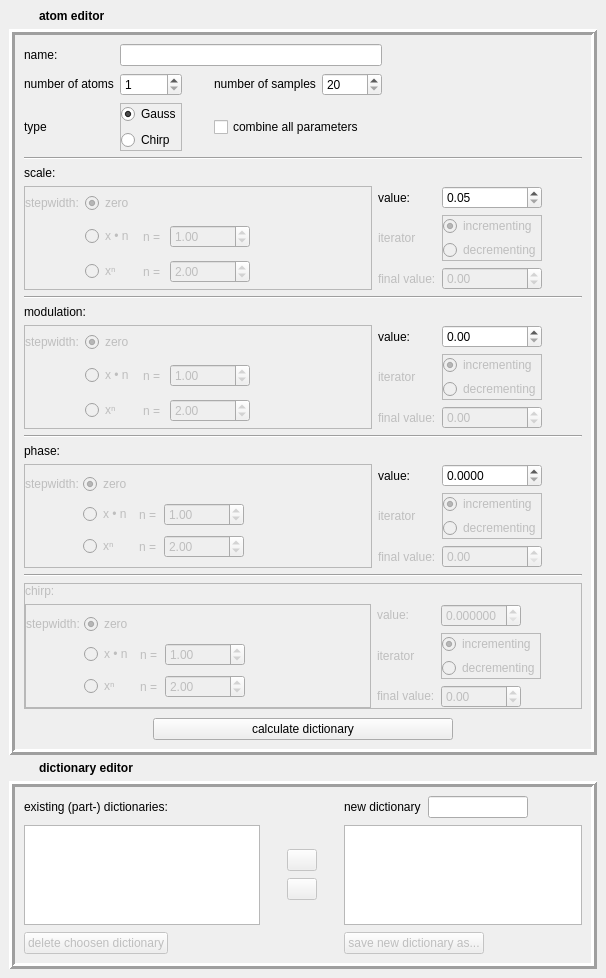
Old version of the form examples/matchingPursuit/editorwindow.ui in the repository mne-tools/mne-cpp.
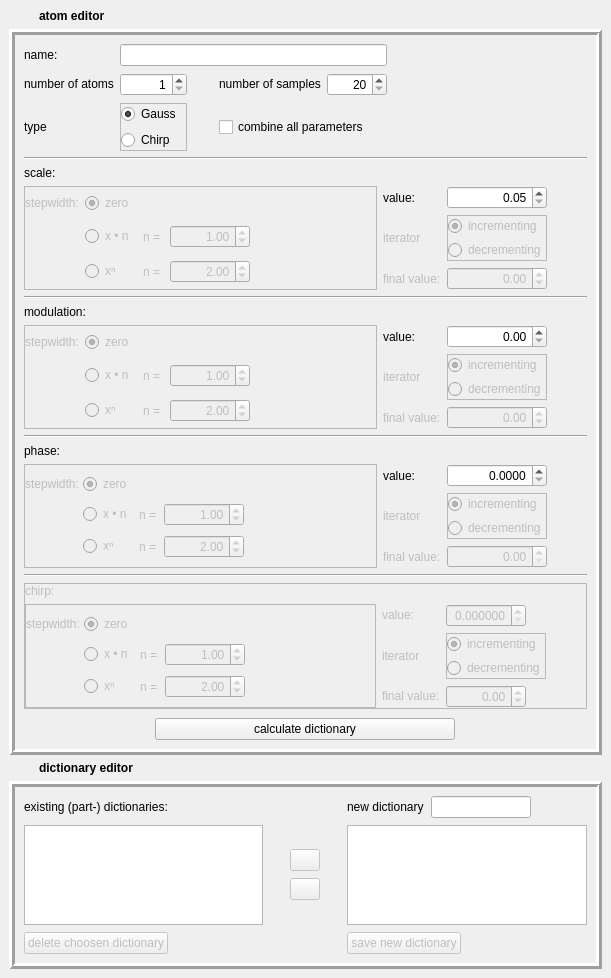
New version of the form. Icons and pictures are not drawn.

Commit message: fix: editorwindow, chg: settings

Diff of the .ui file:
```diff
--- a/examples/matchingPursuit/editorwindow.ui
+++ b/examples/matchingPursuit/editorwindow.ui
@@ -219,11 +219,14 @@
                <height>16777215</height>
               </size>
              </property>
+             <property name="alignment">
+              <set>Qt::AlignRight|Qt::AlignTrailing|Qt::AlignVCenter</set>
+             </property>
              <property name="minimum">
               <number>1</number>
              </property>
              <property name="maximum">
-              <number>5000</number>
+              <number>100000</number>
              </property>
             </widget>
            </item>
@@ -267,6 +270,9 @@
                <height>0</height>
               </size>
              </property>
+             <property name="alignment">
+              <set>Qt::AlignRight|Qt::AlignTrailing|Qt::AlignVCenter</set>
+             </property>
              <property name="minimum">
               <number>20</number>
              </property>
@@ -546,6 +552,9 @@
                   <height>0</height>
                  </size>
                 </property>
+                <property name="alignment">
+                 <set>Qt::AlignRight|Qt::AlignTrailing|Qt::AlignVCenter</set>
+                </property>
                 <property name="minimum">
                  <double>0.010000000000000</double>
                 </property>
@@ -572,6 +581,9 @@
                 <property name="enabled">
                  <bool>false</bool>
                 </property>
+                <property name="alignment">
+                 <set>Qt::AlignRight|Qt::AlignTrailing|Qt::AlignVCenter</set>
+                </property>
                 <property name="minimum">
                  <double>0.010000000000000</double>
                 </property>
@@ -620,6 +632,9 @@
                <height>0</height>
               </size>
              </property>
+             <property name="alignment">
+              <set>Qt::AlignRight|Qt::AlignTrailing|Qt::AlignVCenter</set>
+             </property>
              <property name="suffix">
               <string/>
              </property>
@@ -639,6 +654,9 @@
              <property name="enabled">
               <bool>false</bool>
              </property>
+             <property name="alignment">
+              <set>Qt::AlignRight|Qt::AlignTrailing|Qt::AlignVCenter</set>
+             </property>
              <property name="minimum">
               <double>-999999.000000000000000</double>
              </property>
@@ -881,6 +899,9 @@
                   <height>0</height>
                  </size>
                 </property>
+                <property name="alignment">
+                 <set>Qt::AlignRight|Qt::AlignTrailing|Qt::AlignVCenter</set>
+                </property>
                 <property name="minimum">
                  <double>0.010000000000000</double>
                 </property>
@@ -907,6 +928,9 @@
                 <property name="enabled">
                  <bool>false</bool>
                 </property>
+                <property name="alignment">
+                 <set>Qt::AlignRight|Qt::AlignTrailing|Qt::AlignVCenter</set>
+                </property>
                 <property name="minimum">
                  <double>0.010000000000000</double>
                 </property>
@@ -955,6 +979,9 @@
                <height>0</height>
               </size>
              </property>
+             <property name="alignment">
+              <set>Qt::AlignRight|Qt::AlignTrailing|Qt::AlignVCenter</set>
+             </property>
              <property name="maximum">
               <double>99999.990000000005239</double>
              </property>
@@ -965,6 +992,9 @@
              <property name="enabled">
               <bool>false</bool>
              </property>
+             <property name="alignment">
+              <set>Qt::AlignRight|Qt::AlignTrailing|Qt::AlignVCenter</set>
+             </property>
              <property name="minimum">
               <double>-999999.000000000000000</double>
              </property>
@@ -1134,6 +1164,9 @@
 &lt;/style&gt;&lt;/head&gt;&lt;body style=&quot; font-family:'MS Shell Dlg 2'; font-size:8.25pt; font-weight:400; font-style:normal;&quot;&gt;
 &lt;p style=&quot; margin-top:0px; margin-bottom:0px; margin-left:0px; margin-right:0px; -qt-block-indent:0; text-indent:0px;&quot;&gt;Von 0 bis 2&lt;span style=&quot; font-family:'Calibri,sans-serif'; font-size:11pt;&quot;&gt;π&lt;/span&gt;&lt;/p&gt;&lt;/body&gt;&lt;/html&gt;</string>
              </property>
+             <property name="alignment">
+              <set>Qt::AlignRight|Qt::AlignTrailing|Qt::AlignVCenter</set>
+             </property>
              <property name="decimals">
               <number>4</number>
              </property>
@@ -1150,6 +1183,9 @@
              <property name="enabled">
               <bool>false</bool>
              </property>
+             <property name="alignment">
+              <set>Qt::AlignRight|Qt::AlignTrailing|Qt::AlignVCenter</set>
+             </property>
              <property name="minimum">
               <double>0.000000000000000</double>
              </property>
@@ -1242,6 +1278,9 @@
                 <property name="enabled">
                  <bool>false</bool>
                 </property>
+                <property name="alignment">
+                 <set>Qt::AlignRight|Qt::AlignTrailing|Qt::AlignVCenter</set>
+                </property>
                 <property name="minimum">
                  <double>0.010000000000000</double>
                 </property>
@@ -1270,6 +1309,9 @@
                   <height>0</height>
                  </size>
                 </property>
+                <property name="alignment">
+                 <set>Qt::AlignRight|Qt::AlignTrailing|Qt::AlignVCenter</set>
+                </property>
                 <property name="minimum">
                  <double>0.010000000000000</double>
                 </property>
@@ -1528,6 +1570,9 @@
                      <height>0</height>
                     </size>
                    </property>
+                   <property name="alignment">
+                    <set>Qt::AlignRight|Qt::AlignTrailing|Qt::AlignVCenter</set>
+                   </property>
                    <property name="minimum">
                     <double>0.010000000000000</double>
                    </property>
@@ -1541,6 +1586,9 @@
                    <property name="enabled">
                     <bool>false</bool>
                    </property>
+                   <property name="alignment">
+                    <set>Qt::AlignRight|Qt::AlignTrailing|Qt::AlignVCenter</set>
+                   </property>
                    <property name="minimum">
                     <double>0.010000000000000</double>
                    </property>
@@ -1626,6 +1674,9 @@
                   <height>16777215</height>
                  </size>
                 </property>
+                <property name="alignment">
+                 <set>Qt::AlignRight|Qt::AlignTrailing|Qt::AlignVCenter</set>
+                </property>
                 <property name="decimals">
                  <number>6</number>
                 </property>
@@ -1645,6 +1696,9 @@
                   <height>16777215</height>
                  </size>
                 </property>
+                <property name="alignment">
+                 <set>Qt::AlignRight|Qt::AlignTrailing|Qt::AlignVCenter</set>
+                </property>
                 <property name="minimum">
                  <double>-999999.000000000000000</double>
                 </property>
@@ -1814,6 +1868,9 @@
            <property name="selectionMode">
             <enum>QAbstractItemView::ExtendedSelection</enum>
            </property>
+           <property name="sortingEnabled">
+            <bool>false</bool>
+           </property>
           </widget>
          </item>
          <item row="2" column="4">
@@ -2058,7 +2115,7 @@
             <enum>Qt::LeftToRight</enum>
            </property>
            <property name="text">
-            <string>save new dictionary as...</string>
+            <string>save new dictionary</string>
            </property>
            <property name="icon">
             <iconset resource="Ressourcen.qrc">
```
The commit also changes 7 other files.
